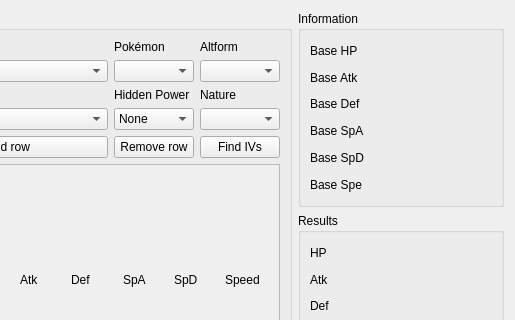
Qt form Source/Forms/Util/IVCalculator.ui (Admiral-Fish/PokeFinder) before a commit; both pictures show x 115 to 630 and y 0 to 320 of the 630 by 420 pixel window.
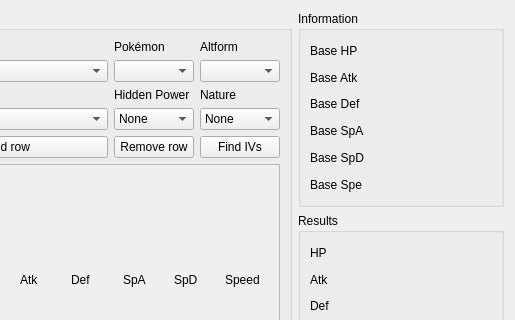
The same form after that commit. Custom widgets are drawn as their Qt base class.

Commit message: Implement natureless iv calc

Patch:
```diff
--- a/Source/Forms/Util/IVCalculator.ui
+++ b/Source/Forms/Util/IVCalculator.ui
@@ -88,7 +88,13 @@
        <widget class="QComboBox" name="comboBoxCharacteristic"/>
       </item>
       <item row="3" column="2">
-       <widget class="QComboBox" name="comboBoxNature"/>
+       <widget class="QComboBox" name="comboBoxNature">
+        <item>
+         <property name="text">
+          <string>None</string>
+         </property>
+        </item>
+       </widget>
       </item>
       <item row="1" column="0">
        <widget class="ComboBox" name="comboBoxGame">
```
The commit also changes 2 other files.
